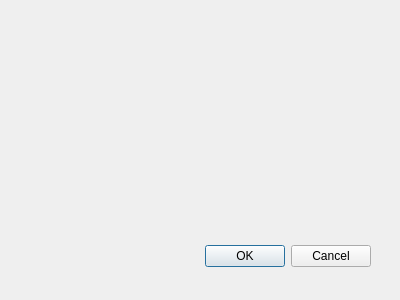
Qt form HsmMan/wrap_key_dlg.ui (jykim74/CryptokiMan) before a commit.
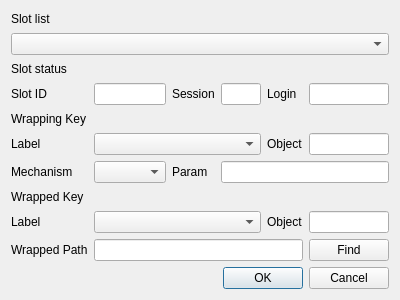
The same form after that commit.

The edit to the form file:
```diff
--- a/HsmMan/wrap_key_dlg.ui
+++ b/HsmMan/wrap_key_dlg.ui
@@ -15,22 +15,156 @@
   <property name="windowTitle">
    <string>Dialog</string>
   </property>
-  <widget name="buttonBox" class="QDialogButtonBox">
-   <property name="geometry">
-    <rect>
-     <x>30</x>
-     <y>240</y>
-     <width>341</width>
-     <height>32</height>
-    </rect>
-   </property>
-   <property name="orientation">
-    <enum>Qt::Horizontal</enum>
-   </property>
-   <property name="standardButtons">
-    <set>QDialogButtonBox::Cancel|QDialogButtonBox::Ok</set>
-   </property>
-  </widget>
+  <layout class="QGridLayout" name="gridLayout">
+   <item row="3" column="0">
+    <widget class="QLabel" name="label_3">
+     <property name="text">
+      <string>Slot ID</string>
+     </property>
+    </widget>
+   </item>
+   <item row="3" column="2">
+    <widget class="QLabel" name="label_4">
+     <property name="text">
+      <string>Session</string>
+     </property>
+    </widget>
+   </item>
+   <item row="6" column="1">
+    <widget class="QComboBox" name="comboBox_3"/>
+   </item>
+   <item row="2" column="0">
+    <widget class="QLabel" name="label_2">
+     <property name="text">
+      <string>Slot status</string>
+     </property>
+    </widget>
+   </item>
+   <item row="5" column="0">
+    <widget class="QLabel" name="label_7">
+     <property name="text">
+      <string>Label</string>
+     </property>
+    </widget>
+   </item>
+   <item row="6" column="2">
+    <widget class="QLabel" name="label_10">
+     <property name="text">
+      <string>Param</string>
+     </property>
+    </widget>
+   </item>
+   <item row="3" column="3">
+    <widget class="QLineEdit" name="lineEdit_2"/>
+   </item>
+   <item row="8" column="0">
+    <widget class="QLabel" name="label_12">
+     <property name="text">
+      <string>Label</string>
+     </property>
+    </widget>
+   </item>
+   <item row="3" column="4">
+    <widget class="QLabel" name="label_5">
+     <property name="text">
+      <string>Login</string>
+     </property>
+    </widget>
+   </item>
+   <item row="1" column="0" colspan="6">
+    <widget class="QComboBox" name="comboBox"/>
+   </item>
+   <item row="3" column="5">
+    <widget class="QLineEdit" name="lineEdit_3"/>
+   </item>
+   <item row="7" column="0">
+    <widget class="QLabel" name="label_11">
+     <property name="text">
+      <string>Wrapped Key</string>
+     </property>
+    </widget>
+   </item>
+   <item row="0" column="0">
+    <widget class="QLabel" name="label">
+     <property name="text">
+      <string>Slot list</string>
+     </property>
+    </widget>
+   </item>
+   <item row="3" column="1">
+    <widget class="QLineEdit" name="lineEdit"/>
+   </item>
+   <item row="10" column="3" colspan="3">
+    <widget class="QDialogButtonBox" name="buttonBox">
+     <property name="orientation">
+      <enum>Qt::Horizontal</enum>
+     </property>
+     <property name="standardButtons">
+      <set>QDialogButtonBox::Cancel|QDialogButtonBox::Ok</set>
+     </property>
+    </widget>
+   </item>
+   <item row="6" column="0">
+    <widget class="QLabel" name="label_9">
+     <property name="text">
+      <string>Mechanism</string>
+     </property>
+    </widget>
+   </item>
+   <item row="4" column="0">
+    <widget class="QLabel" name="label_6">
+     <property name="text">
+      <string>Wrapping Key</string>
+     </property>
+    </widget>
+   </item>
+   <item row="6" column="3" colspan="3">
+    <widget class="QLineEdit" name="lineEdit_5"/>
+   </item>
+   <item row="9" column="0">
+    <widget class="QLabel" name="label_14">
+     <property name="text">
+      <string>Wrapped Path</string>
+     </property>
+    </widget>
+   </item>
+   <item row="9" column="5">
+    <widget class="QPushButton" name="pushButton">
+     <property name="text">
+      <string>Find</string>
+     </property>
+    </widget>
+   </item>
+   <item row="9" column="1" colspan="4">
+    <widget class="QLineEdit" name="lineEdit_7"/>
+   </item>
+   <item row="5" column="5">
+    <widget class="QLineEdit" name="lineEdit_4"/>
+   </item>
+   <item row="5" column="4">
+    <widget class="QLabel" name="label_8">
+     <property name="text">
+      <string>Object</string>
+     </property>
+    </widget>
+   </item>
+   <item row="8" column="5">
+    <widget class="QLineEdit" name="lineEdit_6"/>
+   </item>
+   <item row="8" column="4">
+    <widget class="QLabel" name="label_13">
+     <property name="text">
+      <string>Object</string>
+     </property>
+    </widget>
+   </item>
+   <item row="5" column="1" colspan="3">
+    <widget class="QComboBox" name="comboBox_2"/>
+   </item>
+   <item row="8" column="1" colspan="3">
+    <widget class="QComboBox" name="comboBox_4"/>
+   </item>
+  </layout>
  </widget>
  <pixmapfunction/>
  <resources/>
```
Left out of the diff: 7 changed lines with no effect on the pictures.
